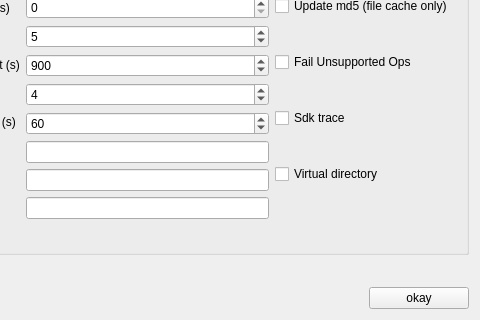
Old version of the form gui/azure_config_advanced.ui in the repository Seagate/cloudfuse; both pictures show x 457 to 937 and y 210 to 530 of the 937 by 530 pixel window.
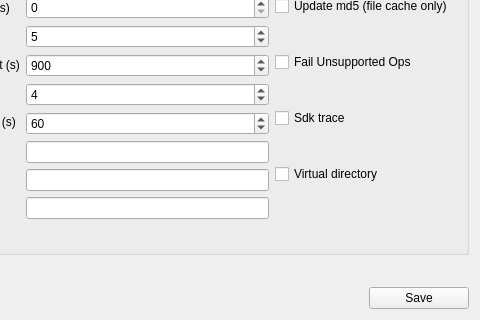
New version of the form.

Commit message: Rename the 'okay' button to save.

```diff
--- a/gui/azure_config_advanced.ui
+++ b/gui/azure_config_advanced.ui
@@ -321,7 +321,7 @@
       <enum>Qt::RightToLeft</enum>
      </property>
      <property name="text">
-      <string>okay</string>
+      <string>Save</string>
      </property>
     </widget>
    </item>
```
The commit also changes 3 other files.
